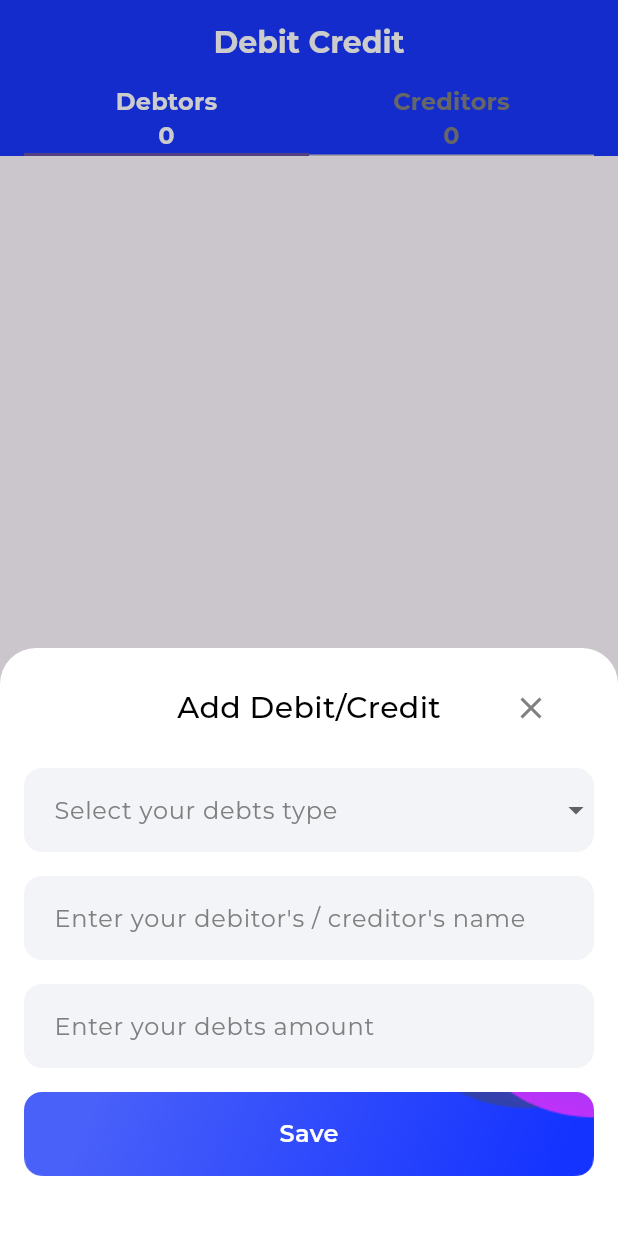
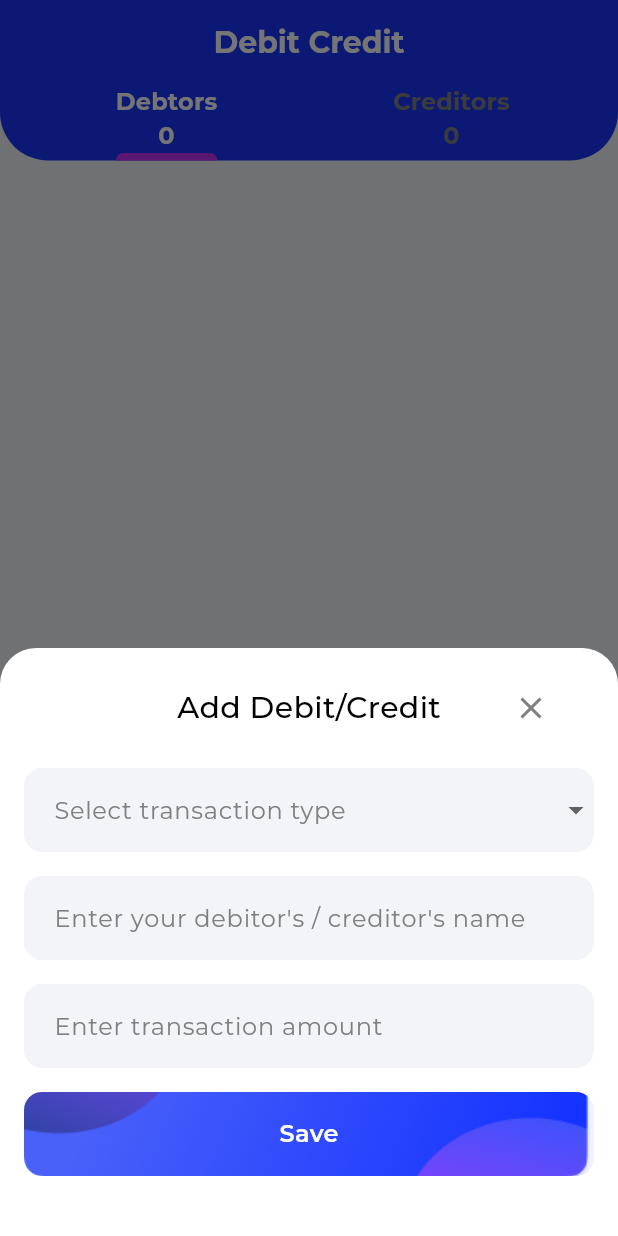
Before and after one commit to KafiulIslam/money_ger, a Flutter app: the DebitCreditScreen screen opened directly, after a tap on the "add" icon, on a phone screen of 412 x 824 dp. Run offline on Flutter 3.47's test engine with Material 3 defaults, Android fonts, the phone set to English and light mode, and no system bars; our stand-ins replace appwrite, fl_chart, flutter_secure_storage, get, google_fonts; accounts and stored records are empty; network calls fail.

```diff
--- a/lib/controllers/monthly_budget_provider.dart
+++ b/lib/controllers/monthly_budget_provider.dart
@@ -166,11 +166,17 @@ class MonthlyBudgetProvider extends ChangeNotifier {
         expenseList.clear();
         notifyListeners();
         totalMonthlyExpense = 00;
+        notifyListeners();
         family = 00;
+        notifyListeners();
         personal = 00;
+        notifyListeners();
         transport = 00;
+        notifyListeners();
         donation = 00;
+        notifyListeners();
         medicine = 00;
+        notifyListeners();
         other = 00;
         notifyListeners();
 
--- a/lib/utils/color.dart
+++ b/lib/utils/color.dart
@@ -1,8 +1,8 @@
 import 'package:flutter/material.dart';
 
 const Color secondaryColor = Color(0xFFFF6C22);
-const Color primaryLight = Color(0xFFFFD3BD);
 const Color primeColor = Color(0xFF1937FE);
+const Color primaryLight = Color(0xFFB6BFFF);
 const Color textPrimaryColor = Color(0xFF2A2A2A);
 const textFieldFillColor = Color(0xFFF0F1F8);
 const Color iconColor = Color(0xFF808080);
--- a/lib/utils/custom_dialog.dart
+++ b/lib/utils/custom_dialog.dart
@@ -5,7 +5,6 @@ import 'package:money_ger/utils/typograpgy.dart';
 import 'color.dart';
 
 class CustomDialog {
-
   // static void actionDialog(){
   //   Get.defaultDialog(
   //     // title: 'Congratulations !',
@@ -31,7 +30,7 @@ class CustomDialog {
       context: context,
       builder: (BuildContext context) {
         return Theme(
-            data: ThemeData(dialogBackgroundColor: Colors.white),
+          data: ThemeData(dialogBackgroundColor: Colors.white),
           child: AlertDialog(
             shape: RoundedRectangleBorder(
               borderRadius: BorderRadius.circular(30.0),
@@ -44,7 +43,8 @@ class CustomDialog {
     );
   }
 
-  static Future<void> autoDialog(BuildContext context, IconData icon, String message) {
+  static Future<void> autoDialog(
+      BuildContext context, IconData icon, String message) {
     return showDialog(
         context: context,
         builder: (context) {
@@ -60,10 +60,10 @@ class CustomDialog {
               children: [
                 CircleAvatar(
                     radius: 24,
-                    backgroundColor: primaryLight,
+                    backgroundColor: primeColor,
                     child: Icon(
                       icon,
-                      color: secondaryColor,
+                      color: white,
                     )),
                 sixteenVerticalSpace,
                 Text(
@@ -77,11 +77,14 @@ class CustomDialog {
         });
   }
 
-  static Future<void> bottomSheet(BuildContext context, Widget content){
-    return showCupertinoModalPopup<void>(
+  static Future<void> bottomSheet(BuildContext context, Widget content) {
+    // return showCupertinoModalPopup<void>(
+    //     context: context,
+    //     builder: (BuildContext context) => content,
+    // );
+    return showModalBottomSheet(
+        isScrollControlled: true,
         context: context,
-        builder: (BuildContext context) => content,
-    );
+        builder: (BuildContext context) => content);
   }
-
 }
--- a/lib/views/dashboard/debitCredit/debit_credit_screen.dart
+++ b/lib/views/dashboard/debitCredit/debit_credit_screen.dart
@@ -22,9 +22,15 @@ class _DebitCreditScreenState extends State<DebitCreditScreen> {
       return DefaultTabController(
         length: 2,
         child: Scaffold(
+          backgroundColor: const Color(0xFFF5F6FA),
           resizeToAvoidBottomInset: true,
           appBar: AppBar(
             backgroundColor: primeColor,
+            shape: const RoundedRectangleBorder(
+              borderRadius: BorderRadius.only(
+                  bottomLeft: Radius.circular(32),
+                  bottomRight: Radius.circular(32)),
+            ),
             automaticallyImplyLeading: false,
             centerTitle: true,
             title: Text(
@@ -33,7 +39,10 @@ class _DebitCreditScreenState extends State<DebitCreditScreen> {
             ),
             bottom: TabBar(
               padding: const EdgeInsets.symmetric(horizontal: 16.0),
-              indicatorSize: TabBarIndicatorSize.tab,
+              dividerColor: trans,
+              indicatorSize: TabBarIndicatorSize.label,
+              indicatorColor: pink,
+              indicatorWeight: 5,
               labelStyle: tTextStyle700.copyWith(color: white),
               unselectedLabelColor: iconColor,
               tabs: [
--- a/lib/views/dashboard/debitCredit/widgets/add_debit_credit_bottom.dart
+++ b/lib/views/dashboard/debitCredit/widgets/add_debit_credit_bottom.dart
@@ -111,7 +111,7 @@ class _AddDebitCreditBottomSheetState extends State<AddDebitCreditBottomSheet> {
         filled: true,
         fillColor: assColor,
         contentPadding: const EdgeInsets.all(16),
-        hintText: 'Select your debts type',
+        hintText: 'Select transaction type',
         hintStyle: hintTextStyle,
         suffixIcon: DropdownButtonHideUnderline(
           child: DropdownButton<String>(
@@ -142,13 +142,13 @@ class _AddDebitCreditBottomSheetState extends State<AddDebitCreditBottomSheet> {
     return TextFormField(
       controller: _debtsAmount,
       autofocus: false,
-      cursorColor: secondaryColor,
+      cursorColor: primeColor,
       keyboardType: TextInputType.number,
       decoration: InputDecoration(
         filled: true,
         fillColor: assColor,
         contentPadding: const EdgeInsets.all(16),
-        hintText: 'Enter your debts amount',
+        hintText: 'Enter transaction amount',
         hintStyle: hintTextStyle,
         focusedBorder: AppConstant.focusOutLineBorder,
         enabledBorder: AppConstant.enableOutLineBorder,
--- a/lib/views/dashboard/history/history_screen.dart
+++ b/lib/views/dashboard/history/history_screen.dart
@@ -26,9 +26,15 @@ class _HistoryScreenState extends State<HistoryScreen> {
     return Consumer<MonthlyBudgetProvider>(
         builder: (_, monthlyBudgetState, child) {
       return Scaffold(
+        backgroundColor: const Color(0xFFF5F6FA),
         resizeToAvoidBottomInset: true,
         appBar: AppBar(
           backgroundColor: primeColor,
+          shape: const RoundedRectangleBorder(
+            borderRadius: BorderRadius.only(
+                bottomLeft: Radius.circular(32),
+                bottomRight: Radius.circular(32)),
+          ),
           automaticallyImplyLeading: false,
           centerTitle: true,
           title: Text(
--- a/lib/views/dashboard/home/home_screen.dart
+++ b/lib/views/dashboard/home/home_screen.dart
@@ -27,7 +27,7 @@ class _HomeScreenState extends State<HomeScreen> {
     return Consumer2<AuthProvider, MonthlyBudgetProvider>(
         builder: (_, authState, monthlyBudgetState, child) {
       return Scaffold(
-        backgroundColor: Colors.blue.withOpacity(0.1),
+        backgroundColor: const Color(0xFFF5F6FA),
         key: _scaffoldKey,
         resizeToAvoidBottomInset: true,
         appBar: AppBar(
--- a/lib/views/dashboard/home/widgets/add_expense_bottomsheet.dart
+++ b/lib/views/dashboard/home/widgets/add_expense_bottomsheet.dart
@@ -138,7 +138,7 @@ class _AddExpenseBottomSheetState extends State<AddExpenseBottomSheet> {
     return TextFormField(
       controller: _expenseAmount,
       autofocus: false,
-      cursorColor: secondaryColor,
+      cursorColor: primeColor,
       keyboardType: TextInputType.number,
       decoration: InputDecoration(
         filled: true,
--- a/lib/widgets/components/buttons/primary_button.dart
+++ b/lib/widgets/components/buttons/primary_button.dart
@@ -34,7 +34,7 @@ class PrimaryButton extends StatelessWidget {
         decoration: BoxDecoration(
             borderRadius: BorderRadius.circular(12),
             image: const DecorationImage(
-                image: AssetImage('assets/images/prime_button_back.png'),
+                image: AssetImage('assets/images/prime_button.png'),
                 fit: BoxFit.cover)),
         child: isLoading
             ? const CustomLoader()
--- a/lib/widgets/components/inputFields/common_textfield.dart
+++ b/lib/widgets/components/inputFields/common_textfield.dart
@@ -18,7 +18,7 @@ class CommonTextField extends StatelessWidget {
     return TextFormField(
       controller: fieldController,
       autofocus: false,
-      cursorColor: secondaryColor,
+      cursorColor: primeColor,
       decoration: InputDecoration(
         filled: true,
         fillColor: assColor,
```
Also changed, not shown: lib/views/dashboard/debitCredit/widgets/debt_tile.dart (+16 -7 lines), lib/views/dashboard/home/report/report_screen.dart (+8 -2 lines), assets/images/prime_button.png (added).
